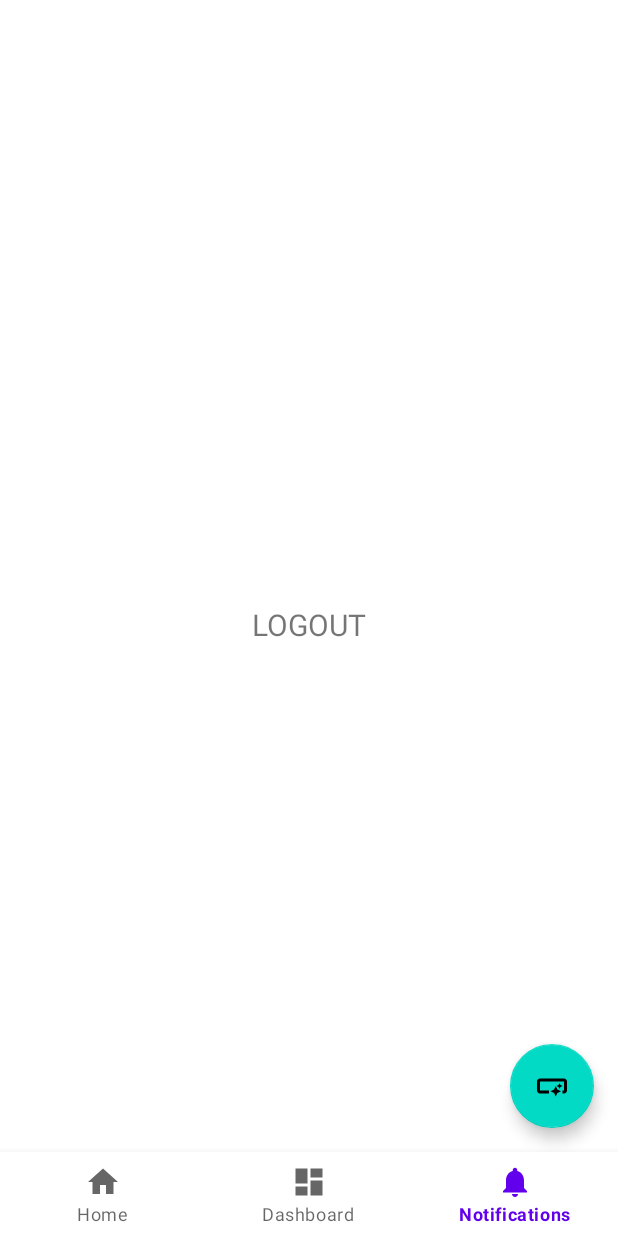
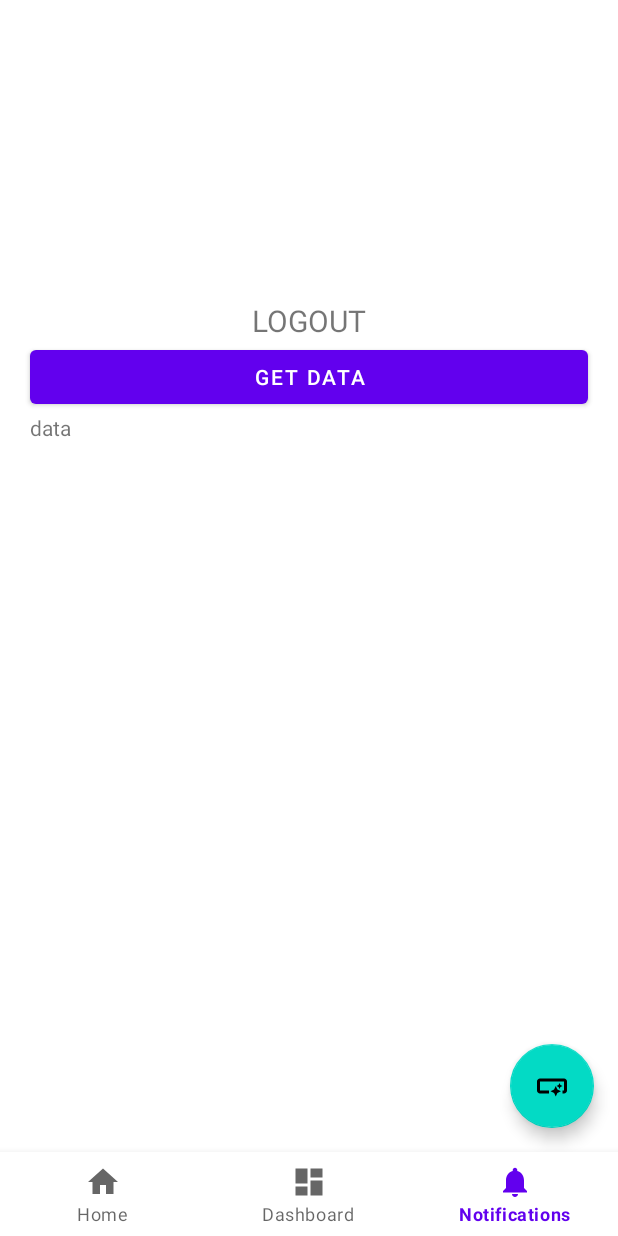
Before and after one commit to cjseven007/ExplorAR, an Android app: the NotificationsFragment screen opened through its navigation route, on a phone screen of 412 x 824 dp. Run offline under Robolectric (Android 15) with nearby library versions, the phone set to English and light mode, and no system bars; our stand-ins replace Firebase (no records; nobody signed in at launch, a user with empty details on screens opened directly), navigation-ui.

Commit message:
connected to firebase firestore

```diff
--- a/app/src/main/java/com/example/explorar/ui/notifications/NotificationsFragment.java
+++ b/app/src/main/java/com/example/explorar/ui/notifications/NotificationsFragment.java
@@ -5,6 +5,7 @@ import android.os.Bundle;
 import android.view.LayoutInflater;
 import android.view.View;
 import android.view.ViewGroup;
+import android.widget.Button;
 import android.widget.TextView;
 import android.widget.Toast;
 
@@ -13,6 +14,7 @@ import androidx.fragment.app.Fragment;
 import androidx.lifecycle.ViewModelProvider;
 
 import com.example.explorar.MainActivity;
+import com.example.explorar.R;
 import com.example.explorar.databinding.FragmentNotificationsBinding;
 import com.example.explorar.ui.login.LoginActivity;
 import com.example.explorar.ui.register.RegisterActivity;
@@ -21,18 +23,58 @@ import com.google.android.gms.tasks.Task;
 import com.google.firebase.auth.AuthResult;
 import com.google.firebase.auth.FirebaseAuth;
 import com.google.firebase.auth.FirebaseUser;
+import com.google.firebase.firestore.FirebaseFirestore;
+import com.google.firebase.firestore.QueryDocumentSnapshot;
+import com.google.firebase.firestore.QuerySnapshot;
+
+import java.util.ArrayList;
 
 public class NotificationsFragment extends Fragment {
 
 private FragmentNotificationsBinding binding;
+    private FirebaseFirestore firestore = FirebaseFirestore.getInstance();
+    private Button button;
+    private TextView textView;
 
     public View onCreateView(@NonNull LayoutInflater inflater,
             ViewGroup container, Bundle savedInstanceState) {
         NotificationsViewModel notificationsViewModel =
                 new ViewModelProvider(this).get(NotificationsViewModel.class);
 
-    binding = FragmentNotificationsBinding.inflate(inflater, container, false);
-    View root = binding.getRoot();
+        binding = FragmentNotificationsBinding.inflate(inflater, container, false);
+        View root = binding.getRoot();
+
+        //example code for firebase
+        button = root.findViewById(R.id.get_data_button);
+        textView = root.findViewById(R.id.placeholder_text_view);
+        ArrayList<String> textList = new ArrayList<String>();
+
+        button.setOnClickListener(new View.OnClickListener() {
+            @Override
+            public void onClick(View view) {
+                firestore.collection("courses").get().addOnCompleteListener(new OnCompleteListener<QuerySnapshot>() {
+                    @Override
+                    public void onComplete(@NonNull Task<QuerySnapshot> task) {
+                        if (task.isSuccessful()) {
+                            for (QueryDocumentSnapshot document : task.getResult()) {
+                                textList.add(document.toString());
+                            }
+                        } else {
+                            Toast.makeText(getContext(),
+                                            "Get data failed",
+                                            Toast.LENGTH_LONG)
+                                    .show();
+                        }
+                        String text = "";
+                        for (String str : textList) {
+                            text = text + str;
+                        }
+                        textView.setText(text);
+                    }
+                });
+            }
+        });
+        // firebase code ends here
 
         final TextView textView = binding.textNotifications;
         notificationsViewModel.getText().observe(getViewLifecycleOwner(), textView::setText);
@@ -63,7 +105,7 @@ private FragmentNotificationsBinding binding;
         return root;
     }
 
-@Override
+    @Override
     public void onDestroyView() {
         super.onDestroyView();
         binding = null;
--- a/app/src/main/res/layout/fragment_notifications.xml
+++ b/app/src/main/res/layout/fragment_notifications.xml
@@ -1,24 +1,33 @@
 <?xml version="1.0" encoding="utf-8"?>
-<androidx.constraintlayout.widget.ConstraintLayout
+<LinearLayout
     xmlns:android="http://schemas.android.com/apk/res/android"
     xmlns:app="http://schemas.android.com/apk/res-auto"
     xmlns:tools="http://schemas.android.com/tools"
     android:layout_width="match_parent"
     android:layout_height="match_parent"
+    android:orientation="vertical"
     tools:context=".ui.notifications.NotificationsFragment" >
 
     <TextView
         android:id="@+id/text_notifications"
         android:layout_width="match_parent"
         android:layout_height="wrap_content"
-        android:layout_marginStart="8dp"
-        android:layout_marginTop="8dp"
-        android:layout_marginEnd="8dp"
         android:textAlignment="center"
         android:textSize="20sp"
-        app:layout_constraintEnd_toEndOf="parent"
-        app:layout_constraintStart_toStartOf="parent"
-        app:layout_constraintTop_toTopOf="parent"
-        app:layout_constraintBottom_toBottomOf="parent"
-        android:text="LOGOUT"/>
-</androidx.constraintlayout.widget.ConstraintLayout>
+        android:text="LOGOUT"
+        android:layout_marginTop="200dp"/>
+
+    <Button
+        android:id="@+id/get_data_button"
+        android:layout_width="match_parent"
+        android:layout_height="wrap_content"
+        android:text="GET DATA"
+        android:layout_marginHorizontal="20dp" />
+
+    <TextView
+        android:id="@+id/placeholder_text_view"
+        android:layout_width="match_parent"
+        android:layout_height="wrap_content"
+        android:layout_marginHorizontal="20dp"
+        android:text="data" />
+</LinearLayout>
```
